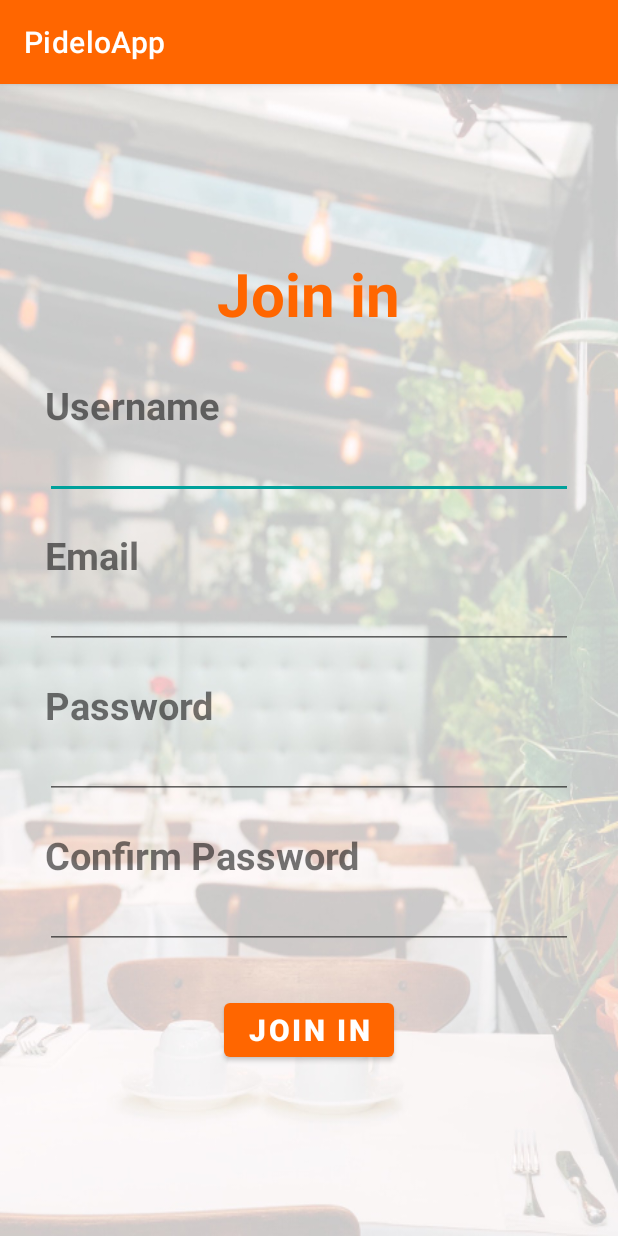
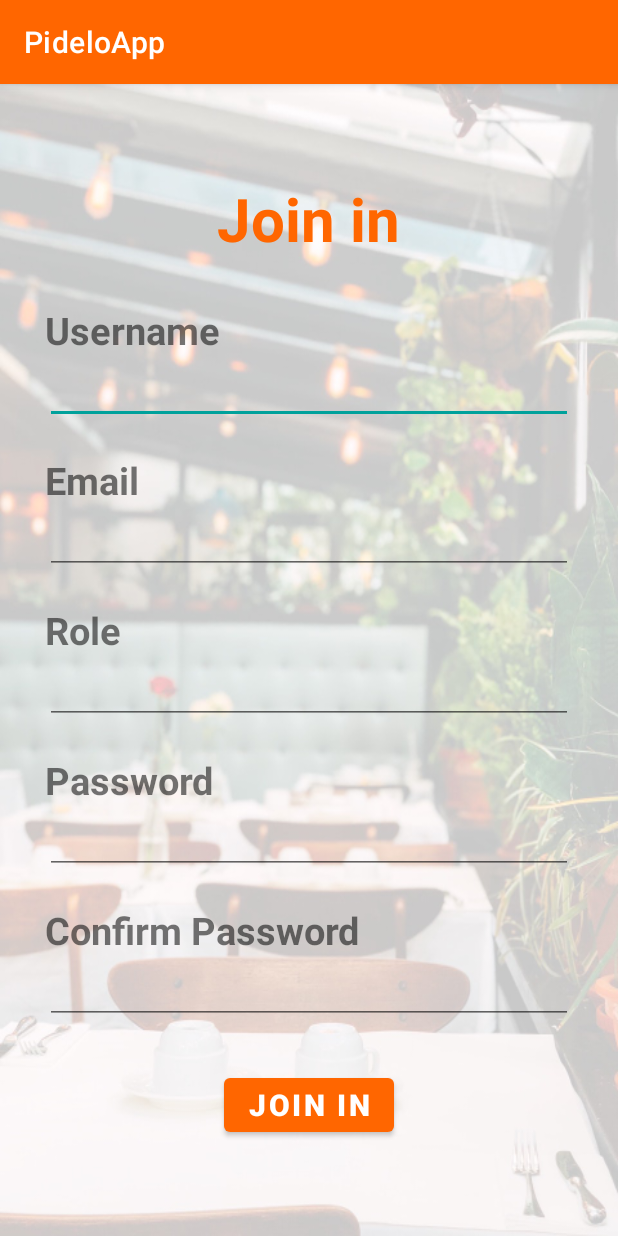
Before and after one commit to danielCH26/DevelopX-TeamMovil, an Android app: the JoinIn screen opened directly, with no data from a screen before it, on a phone screen of 412 x 824 dp. Run offline under Robolectric (Android 15) with nearby library versions, the phone set to English and light mode, and no system bars.

Commit message:
Logica activity Welcome cambio en el regisro de usuario, adicion de campo rol

```diff
--- a/app/src/main/res/layout/activity_join_in.xml
+++ b/app/src/main/res/layout/activity_join_in.xml
@@ -57,6 +57,21 @@
             android:inputType="textEmailAddress"/>
 
         <TextView
+            android:id="@+id/txtvRol"
+            android:layout_width="wrap_content"
+            android:layout_height="wrap_content"
+            android:text="@string/txtRole"
+            android:textSize="25dp"
+            android:textStyle="bold"
+            android:layout_marginTop="20dp"/>
+
+        <EditText
+            android:id="@+id/edtRole"
+            android:layout_width="match_parent"
+            android:layout_height="wrap_content"
+            android:inputType="text"/>
+
+        <TextView
             android:id="@+id/txtvPassword"
             android:layout_width="wrap_content"
             android:layout_height="wrap_content"
--- a/app/src/main/res/values/strings.xml
+++ b/app/src/main/res/values/strings.xml
@@ -12,4 +12,6 @@
     <string name="txtActionSearch">Search</string>
     <string name="txtActionSettings">Settings</string>
     <string name="txtActionLogout">Logout</string>
+    <string name="txtRole">Role</string>
+
 </resources>
--- a/app/src/main/res/values/themes.xml
+++ b/app/src/main/res/values/themes.xml
@@ -8,7 +8,7 @@
         <!-- Secondary brand color. -->
         <item name="colorSecondary">@color/contraste</item>
         <item name="colorSecondaryVariant">@color/teal_700</item>
-        <item name="colorOnSecondary">@color/black</item>
+        <item name="colorOnSecondary">@color/white</item>
         <!-- Status bar color. -->
         <item name="android:statusBarColor" tools:targetApi="l">?attr/colorPrimaryVariant</item>
         <!-- Customize your theme here. -->
```
Also changed, not shown: app/src/main/java/com/example/pideloapp/Welcome.java (+31 -0 lines), 1 other file.
